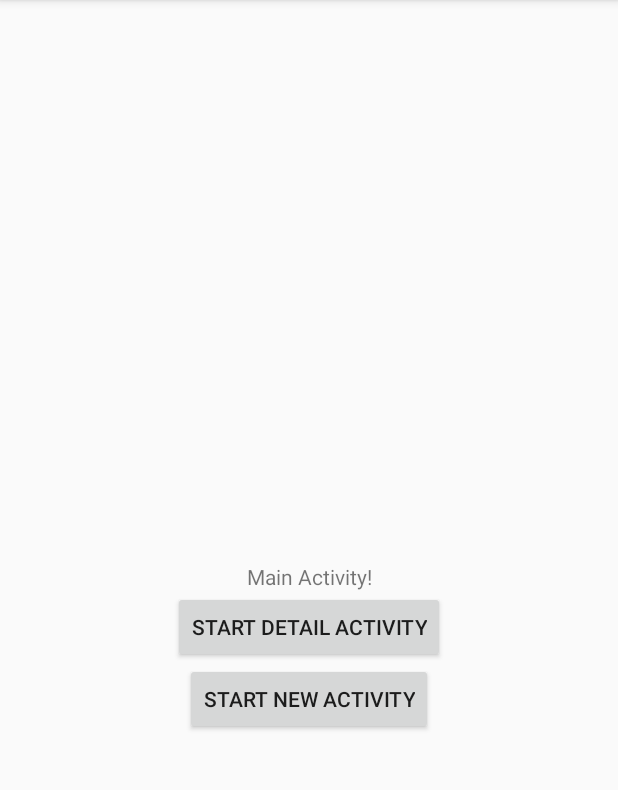
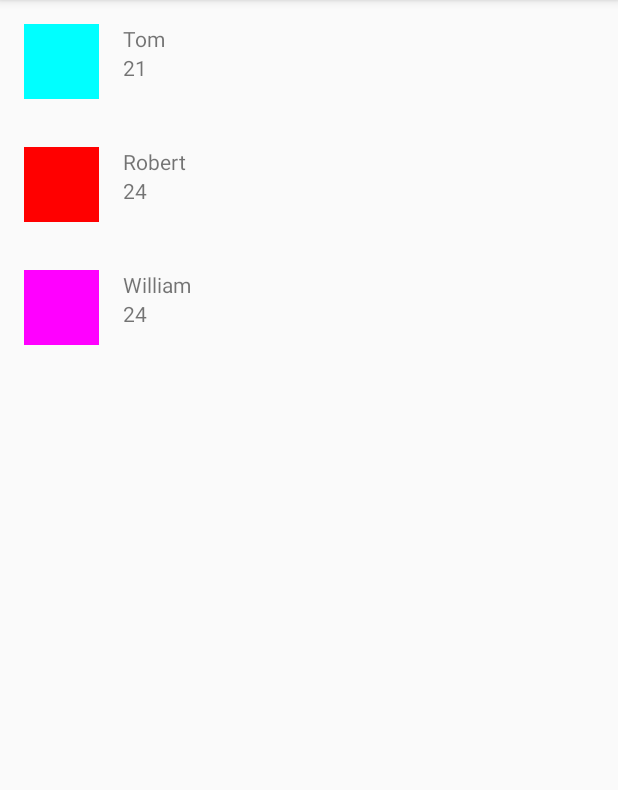
Before and after one commit to ShaishavGandhi/navigator, an Android app: the screen it shows after launch (MainActivity), on a phone screen of 412 x 824 dp, the part 84-874 px from its top. Run offline under Robolectric (Android 15) with nearby library versions, the phone set to English and light mode, and no system bars.

Commit message:
Solidify example (#116)
Resolves #115

```diff
--- a/build.gradle
+++ b/build.gradle
@@ -23,7 +23,7 @@ ext {
     minSdk = 14
     lintVersion = "26.3.0-beta04"
 
-  javaVersion = 8
+    javaVersion = 8
 
     javapoet = "com.squareup:javapoet:1.11.1"
     kotlinpoet = "com.squareup:kotlinpoet:1.0.0"
@@ -33,6 +33,7 @@ ext {
 
     appcompat = "androidx.appcompat:appcompat:1.0.0"
     constraintLayout = "androidx.constraintlayout:constraintlayout:1.1.3"
+    recyclerView = "androidx.recyclerview:recyclerview:1.0.0"
     design = "com.google.android.material:material:1.0.0"
     jetbrainsAnnotations = "org.jetbrains:annotations:16.0.2"
     supportLibrary = "androidx.legacy:legacy-support-v4:1.0.0"
--- a/sample/build.gradle
+++ b/sample/build.gradle
@@ -1,7 +1,6 @@
 apply plugin: 'com.android.application'
 apply plugin: 'kotlin-android'
 apply plugin: 'kotlin-kapt'
-
 apply plugin: 'kotlin-android-extensions'
 
 android {
@@ -27,6 +26,7 @@ dependencies {
     implementation rootProject.appcompat
     implementation rootProject.constraintLayout
     implementation rootProject.design
+    implementation rootProject.recyclerView
     implementation rootProject.supportLibrary
     testImplementation rootProject.junit
 
--- a/sample/src/main/java/com/shaishavgandhi/navigator/sample/MainActivity.kt
+++ b/sample/src/main/java/com/shaishavgandhi/navigator/sample/MainActivity.kt
@@ -1,38 +1,56 @@
 package com.shaishavgandhi.navigator.sample
 
-import android.content.Intent
+import android.graphics.Color
 import androidx.appcompat.app.AppCompatActivity
 import android.os.Bundle
 import android.view.View
-import androidx.annotation.CheckResult
+import androidx.core.app.ActivityOptionsCompat
+import androidx.core.util.Pair
+import androidx.recyclerview.widget.LinearLayoutManager
+import androidx.recyclerview.widget.RecyclerView
 import com.shaishavgandhi.navigato.sampler.R
-import com.shaishavgandhi.navigator.Extra
 
-class MainActivity : AppCompatActivity() {
+class MainActivity : AppCompatActivity(), UserListListener {
 
-    @Extra(key = "userName")
-    var name: String? = null
+  private val recyclerView: RecyclerView by lazy { findViewById<RecyclerView>(R.id.recyclerView) }
+  lateinit var adapter: UserListAdapter
 
-    override fun onCreate(savedInstanceState: Bundle?) {
-        super.onCreate(savedInstanceState)
-        setContentView(R.layout.activity_main)
+  override fun onCreate(savedInstanceState: Bundle?) {
+    super.onCreate(savedInstanceState)
+    setContentView(R.layout.activity_main)
 
-        bind()
-        findViewById<View>(R.id.button).setOnClickListener {
-            val users = arrayListOf(User(name = "Shaishav", age = 10),
-                    User("Dimple", 13))
+    recyclerView.layoutManager = LinearLayoutManager(this)
+    adapter = UserListAdapter(sampleData(), this)
+    recyclerView.adapter = adapter
+  }
 
-            DetailActivityBuilder.builder()
-                .setUserList(users)
-                .setSource("source")
-                .setUserId(100)
-                .setPoints(Points(100))
-                // Clears the task
-                .setFlags(Intent.FLAG_ACTIVITY_NEW_TASK or Intent.FLAG_ACTIVITY_CLEAR_TASK)
-                .start(this)
-        }
+  private fun sampleData(): List<User> {
+    val list = mutableListOf<User>()
 
-        findViewById<View>(R.id.button2).setOnClickListener {
-        }
-    }
+    list.add(User(
+        name = "Tom",
+        age = 21,
+        color = Color.CYAN
+    ))
+
+    list.add(User(
+        name = "Robert",
+        age = 24,
+        color = Color.RED
+    ))
+
+    list.add(User(
+        name = "William",
+        age = 24,
+        color = Color.MAGENTA
+    ))
+
+    return list
+  }
+
+  override fun onUserClicked(user: User, vararg view: Pair<View, String>) {
+    val bundle = ActivityOptionsCompat.makeSceneTransitionAnimation(this, *view).toBundle()
+    userDetailActivityBuilder(user)
+        .startWithExtras(this, bundle)
+  }
 }
--- a/sample/src/main/java/com/shaishavgandhi/navigator/sample/User.kt
+++ b/sample/src/main/java/com/shaishavgandhi/navigator/sample/User.kt
@@ -2,17 +2,21 @@ package com.shaishavgandhi.navigator.sample
 
 import android.os.Parcel
 import android.os.Parcelable
+import androidx.annotation.ColorInt
 
 data class User(val name: String,
-                val age: Int): Parcelable {
+                val age: Int,
+                @ColorInt val color: Int
+): Parcelable {
     constructor(parcel: Parcel) : this(
-            parcel.readString(),
-            parcel.readInt()) {
-    }
+        parcel.readString(),
+        parcel.readInt(),
+        parcel.readInt())
 
     override fun writeToParcel(parcel: Parcel, flags: Int) {
         parcel.writeString(name)
         parcel.writeInt(age)
+        parcel.writeInt(color)
     }
 
     override fun describeContents(): Int {
@@ -28,4 +32,5 @@ data class User(val name: String,
             return arrayOfNulls(size)
         }
     }
+
 }
--- /dev/null
+++ b/sample/src/main/java/com/shaishavgandhi/navigator/sample/UserListAdapter.kt
@@ -0,0 +1,55 @@
+package com.shaishavgandhi.navigator.sample
+
+import android.graphics.drawable.ColorDrawable
+import android.view.LayoutInflater
+import android.view.View
+import android.view.ViewGroup
+import androidx.appcompat.widget.AppCompatImageView
+import androidx.appcompat.widget.AppCompatTextView
+import androidx.core.util.Pair
+import androidx.recyclerview.widget.RecyclerView
+import com.shaishavgandhi.navigato.sampler.R
+
+class UserListAdapter(
+    private val users: List<User>,
+    private val listener: UserListListener
+): RecyclerView.Adapter<UserListAdapter.UserHolder>() {
+
+  override fun onCreateViewHolder(parent: ViewGroup, viewType: Int): UserHolder {
+    val view = LayoutInflater.from(parent.context).inflate(R.layout.list_item_user, parent, false)
+    return UserHolder(view)
+  }
+
+  override fun getItemCount(): Int {
+    return users.size
+  }
+
+  override fun onBindViewHolder(holder: UserHolder, position: Int) {
+    val user = users[position]
+    holder.user = user
+    holder.itemView.setOnClickListener {
+      val logoArgs = Pair(holder.logo as View, holder.logo.transitionName)
+      listener.onUserClicked(user, logoArgs)
+    }
+  }
+
+  class UserHolder(itemView: View): RecyclerView.ViewHolder(itemView) {
+    val logo: AppCompatImageView = itemView.findViewById(R.id.color)
+    val name: AppCompatTextView = itemView.findViewById(R.id.name)
+
+    var user: User? = null
+    set(value) {
+      field = value
+      setData(value)
+    }
+
+    private fun setData(user: User?) {
+      user?.let {
+        name.text = it.name
+        itemView.findViewById<AppCompatTextView>(R.id.age).text = it.age.toString()
+        logo.background = ColorDrawable(it.color)
+      }
+    }
+
+  }
+}
--- /dev/null
+++ b/sample/src/main/java/com/shaishavgandhi/navigator/sample/UserListListener.kt
@@ -0,0 +1,8 @@
+package com.shaishavgandhi.navigator.sample
+
+import android.view.View
+import androidx.core.util.Pair
+
+interface UserListListener {
+  fun onUserClicked(user: User, vararg view: Pair<View, String>)
+}
--- a/sample/src/main/res/layout/activity_main.xml
+++ b/sample/src/main/res/layout/activity_main.xml
@@ -3,35 +3,13 @@
     xmlns:app="http://schemas.android.com/apk/res-auto"
     xmlns:tools="http://schemas.android.com/tools"
     android:layout_width="match_parent"
-    android:layout_height="match_parent"
-    tools:context=".sample.MainActivity">
+    android:layout_height="match_parent">
 
-    <Button
-        android:id="@+id/button"
-        android:layout_width="wrap_content"
-        android:layout_height="wrap_content"
-        app:layout_constraintLeft_toLeftOf="parent"
-        app:layout_constraintRight_toRightOf="parent"
-        app:layout_constraintTop_toBottomOf="@+id/button2"
-        android:text="Start new activity"/>
+    <androidx.recyclerview.widget.RecyclerView
+        android:id="@+id/recyclerView"
+        android:layout_width="match_parent"
+        android:layout_height="match_parent">
 
-    <Button
-        android:id="@+id/button2"
-        android:layout_width="wrap_content"
-        android:layout_height="wrap_content"
-        app:layout_constraintLeft_toLeftOf="parent"
-        app:layout_constraintRight_toRightOf="parent"
-        app:layout_constraintTop_toBottomOf="@+id/textview"
-        android:text="Start detail activity"/>
-
-    <TextView
-        android:id="@+id/textview"
-        android:layout_width="wrap_content"
-        android:layout_height="wrap_content"
-        android:text="Main Activity!"
-        app:layout_constraintBottom_toBottomOf="parent"
-        app:layout_constraintLeft_toLeftOf="parent"
-        app:layout_constraintRight_toRightOf="parent"
-        app:layout_constraintTop_toTopOf="parent" />
+    </androidx.recyclerview.widget.RecyclerView>
 
 </androidx.constraintlayout.widget.ConstraintLayout>
--- /dev/null
+++ b/sample/src/main/res/layout/list_item_user.xml
@@ -0,0 +1,38 @@
+<?xml version="1.0" encoding="utf-8"?>
+<androidx.constraintlayout.widget.ConstraintLayout
+    xmlns:android="http://schemas.android.com/apk/res/android"
+    android:layout_width="match_parent"
+    android:layout_height="wrap_content"
+    xmlns:tools="http://schemas.android.com/tools"
+    android:padding="16dp"
+    android:background="?attr/selectableItemBackground"
+    xmlns:app="http://schemas.android.com/apk/res-auto">
+
+    <androidx.appcompat.widget.AppCompatImageView
+        android:id="@+id/color"
+        app:layout_constraintLeft_toLeftOf="parent"
+        app:layout_constraintTop_toTopOf="parent"
+        android:layout_width="50dp"
+        android:transitionName="transitionLogo"
+        android:layout_height="50dp" />
+
+    <androidx.appcompat.widget.AppCompatTextView
+        android:id="@+id/name"
+        app:layout_constraintLeft_toRightOf="@+id/color"
+        app:layout_constraintTop_toTopOf="@+id/color"
+        android:layout_marginStart="16dp"
+        android:transitionName="transitionName"
+        android:layout_width="wrap_content"
+        android:layout_height="wrap_content"
+        tools:text="Robert"/>
+
+    <androidx.appcompat.widget.AppCompatTextView
+        android:id="@+id/age"
+        android:layout_width="wrap_content"
+        android:layout_height="wrap_content"
+        app:layout_constraintTop_toBottomOf="@+id/name"
+        app:layout_constraintLeft_toLeftOf="@+id/name"
+        tools:text="24"
+        />
+
+</androidx.constraintlayout.widget.ConstraintLayout>
--- a/sample/src/main/res/values/styles.xml
+++ b/sample/src/main/res/values/styles.xml
@@ -6,6 +6,7 @@
         <item name="colorPrimary">@color/colorPrimary</item>
         <item name="colorPrimaryDark">@color/colorPrimaryDark</item>
         <item name="colorAccent">@color/colorAccent</item>
+        <item name="android:windowContentTransitions">true</item>
     </style>
 
     <style name="AppTheme.NoActionBar">
```
Also changed, not shown: sample/src/main/AndroidManifest.xml (+4 -3 lines), sample/src/main/java/com/shaishavgandhi/navigator/sample/DetailActivity.kt (deleted, +0 -36 lines), sample/src/main/java/com/shaishavgandhi/navigator/sample/DetailFragment.kt (deleted, +0 -34 lines), sample/src/main/java/com/shaishavgandhi/navigator/sample/Points.kt (deleted, +0 -9 lines), sample/src/main/java/com/shaishavgandhi/navigator/sample/SampleActivity.java (deleted, +0 -19 lines), sample/src/main/java/com/shaishavgandhi/navigator/sample/UserDetailActivity.java (added, +44 -0 lines), sample/src/main/res/layout/activity_detail.xml (deleted, +0 -15 lines), sample/src/main/res/layout/activity_detail2.xml (deleted, +0 -9 lines), sample/src/main/res/layout/activity_user_detail.xml (added, +26 -0 lines), sample/src/main/res/layout/fragment_detail.xml (deleted, +0 -14 lines), sample/src/main/res/transition/arc.xml (added, +11 -0 lines).
